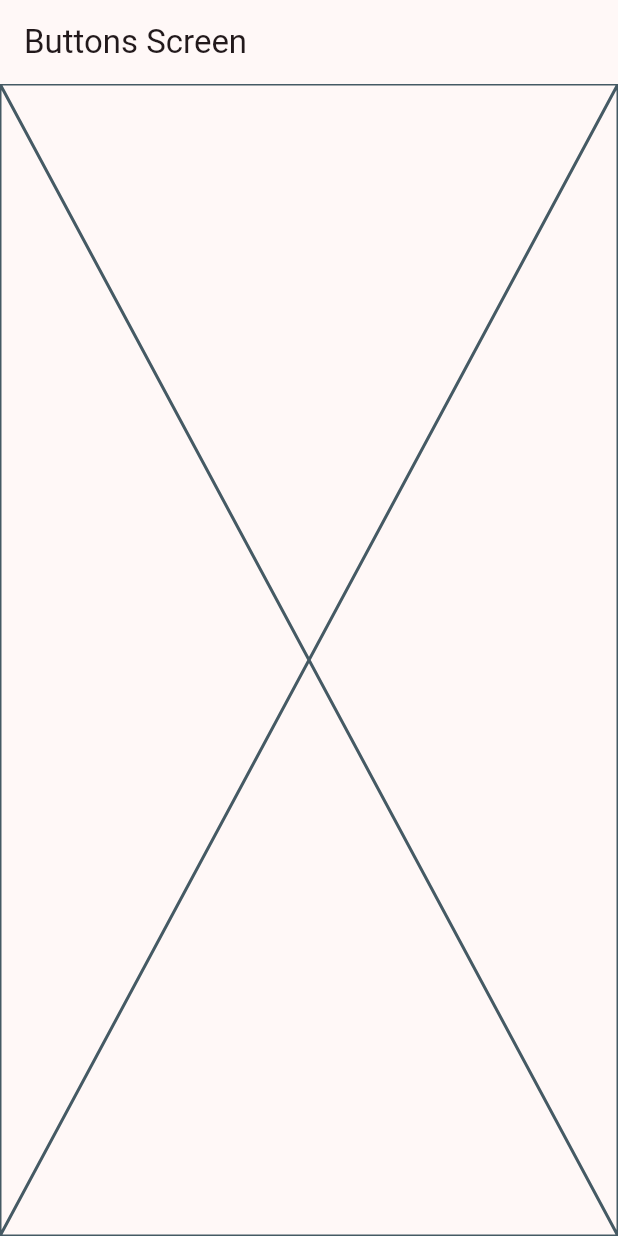
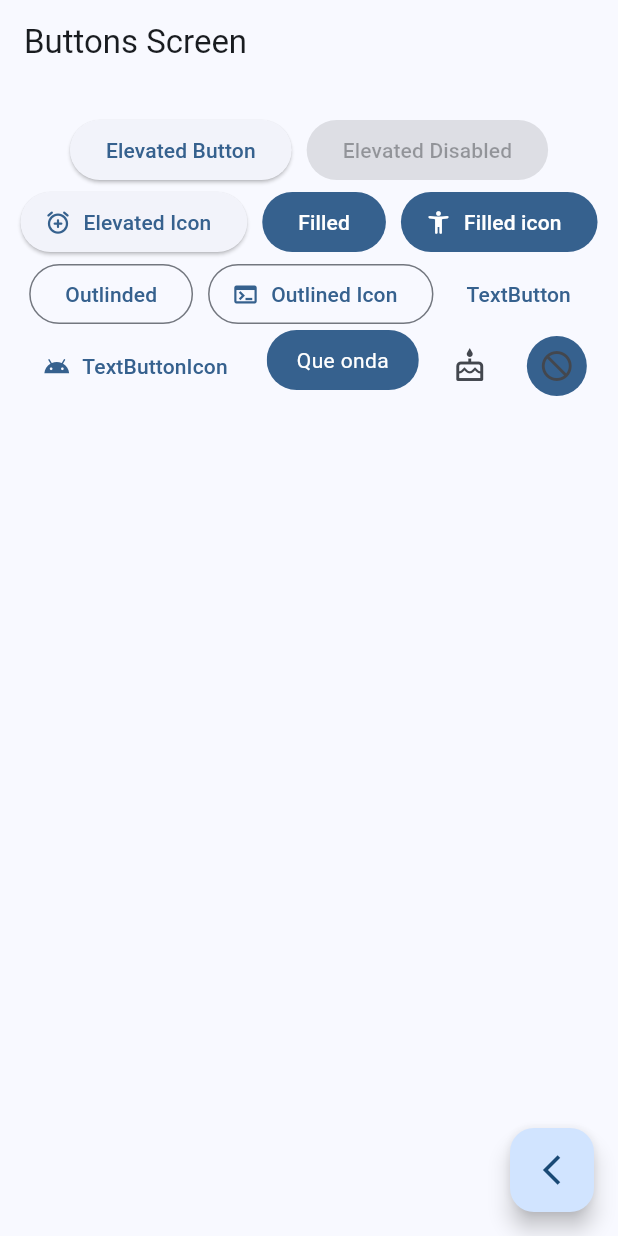
Before and after one commit to Mad-Lain/wiget_app, a Flutter app: the ButtonsScreen screen opened by its route, on a phone screen of 412 x 824 dp. Run offline on Flutter 3.47's test engine with Material 3 defaults, Android fonts, the phone set to English and light mode, and no system bars; our stand-ins replace go_router.

Commit message:
Se realiza la finalizacion del apartado de botones

```diff
--- a/lib/main.dart
+++ b/lib/main.dart
@@ -14,7 +14,7 @@ class MainApp extends StatelessWidget {
     return MaterialApp.router(
       routerConfig: appRouter,
       debugShowCheckedModeBanner: false,
-      theme: AppTheme(selectedColor: 8).getTheme(),
+      theme: AppTheme(selectedColor: 0).getTheme(),
     );
   }
 }
--- a/lib/presentation/screens/buttons/buttons_screen.dart
+++ b/lib/presentation/screens/buttons/buttons_screen.dart
@@ -1,4 +1,5 @@
 import 'package:flutter/material.dart';
+import 'package:go_router/go_router.dart';
 
 class ButtonsScreen extends StatelessWidget {
   const ButtonsScreen({super.key});
@@ -7,7 +8,104 @@ class ButtonsScreen extends StatelessWidget {
   Widget build(BuildContext context) {
     return Scaffold(
       appBar: AppBar(title: Text('Buttons Screen')),
-      body: const Placeholder(),
+      body: const _ButtonsView(),
+      floatingActionButton: FloatingActionButton(
+        child: Icon(Icons.arrow_back_ios_sharp),
+        onPressed: () {
+          context.pop();
+        },
+      ),
     );
   }
 }
+
+class _ButtonsView extends StatelessWidget {
+  const _ButtonsView();
+
+  @override
+  Widget build(BuildContext context) {
+    final colors = Theme.of(context).colorScheme;
+
+    return SizedBox(
+      width: double.infinity,
+      child: Padding(
+        padding: const EdgeInsets.symmetric(horizontal: 10, vertical: 20),
+        child: Wrap(
+          spacing: 10,
+          alignment: WrapAlignment.center,
+          children: [
+            ElevatedButton(
+              onPressed: () {},
+              child: const Text('Elevated Button'),
+            ),
+            ElevatedButton(
+              onPressed: null,
+              child: const Text('Elevated Disabled'),
+            ),
+            ElevatedButton.icon(
+              onPressed: () {},
+              icon: Icon(Icons.alarm_add_rounded),
+              label: const Text('Elevated Icon'),
+            ),
+
+            FilledButton(onPressed: () {}, child: const Text('Filled')),
+            FilledButton.icon(
+              onPressed: () {},
+              icon: const Icon(Icons.accessibility_new_rounded),
+              label: const Text('Filled icon'),
+            ),
+
+            OutlinedButton(onPressed: () {}, child: const Text('Outlinded')),
+
+            OutlinedButton.icon(
+              onPressed: () {},
+              icon: Icon(Icons.terminal),
+              label: const Text('Outlined Icon'),
+            ),
+
+            TextButton(onPressed: () {}, child: const Text('TextButton')),
+            TextButton.icon(
+              onPressed: () {},
+              icon: Icon(Icons.android),
+              label: const Text('TextButtonIcon'),
+            ),
+
+            const CustomeButton(),
+
+            IconButton(onPressed: () {}, icon: Icon(Icons.cake_outlined)),
+            IconButton(
+              onPressed: () {},
+              icon: Icon(Icons.do_not_disturb),
+              style: ButtonStyle(
+                backgroundColor: WidgetStatePropertyAll(colors.primary),
+              ),
+            ),
+          ],
+        ),
+      ),
+    );
+  }
+}
+
+class CustomeButton extends StatelessWidget {
+  const CustomeButton({super.key});
+
+  @override
+  Widget build(BuildContext context) {
+    final colors = Theme.of(context).colorScheme;
+
+    return ClipRRect(
+      borderRadius: BorderRadius.circular(20),
+      child: Material(
+        color: colors.primary,
+        child: InkWell(
+          onTap: () {},
+          child: Padding(
+            padding: const EdgeInsets.symmetric(horizontal: 20, vertical: 10),
+            child: Text('Que onda', style: TextStyle(color: Colors.white)),
+          ),
+        ),
+      ),
+    );
+  }
+}
```
